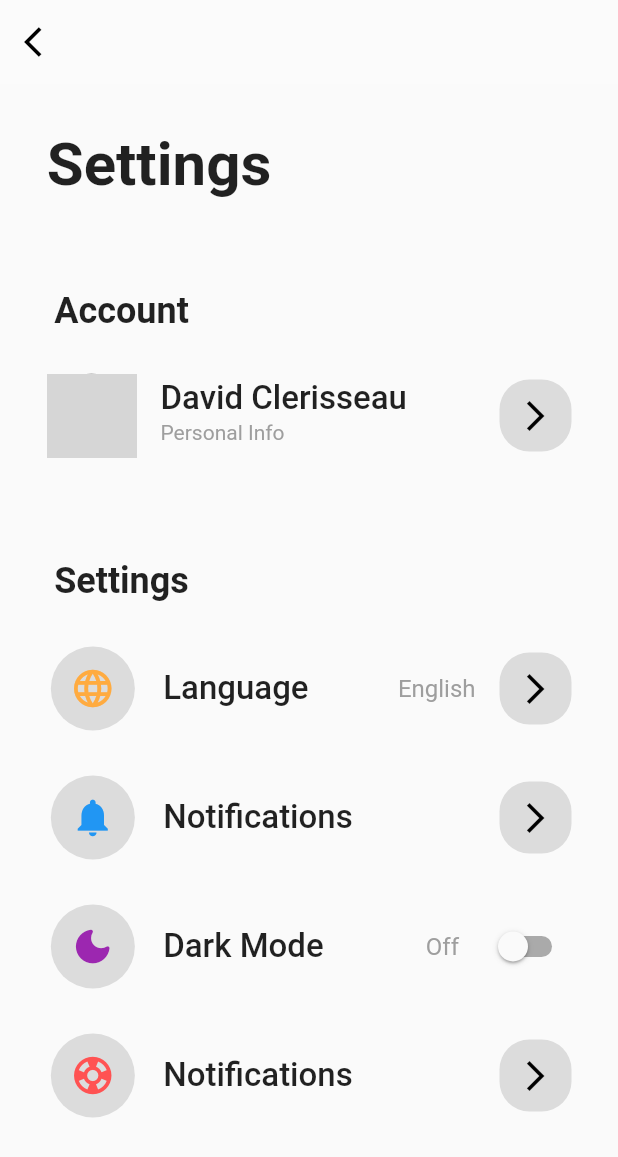
After one commit to winfred56/Flutter, a Flutter app: the SettingsPage screen opened directly, on a phone screen of 412 x 824 dp. The commit adds this screen. Shown: the top 1157 px of the screen. Run offline on Flutter 3.47's test engine with Material 2 defaults, Android fonts, the phone set to English and light mode, and no system bars; our stand-ins replace cloud_firestore, dartz, device_preview, easy_splash_screen, equatable, firebase_auth and 4 more; accounts and stored records are empty; network calls fail; grey boxes are pictures that could not be loaded.

Commit message:
😇 settings_page

```diff
--- a/dribble_design1/lib/pages/account.dart
+++ b/dribble_design1/lib/pages/account.dart
@@ -232,7 +232,7 @@ class _AccountState extends State<Account> {
                     style: ButtonStyle(
                       backgroundColor: MaterialStateProperty.all(Colors.greenAccent,),
                     ),
-                    onPressed: (){},
+                    onPressed: ()=> Navigator.pushNamed(context, '/settings'),
                     child: const Icon(
                       Icons.arrow_forward,
                       color: Colors.black,
--- /dev/null
+++ b/dribble_design1/lib/pages/edit_personal_info_page.dart
@@ -0,0 +1,15 @@
+import 'package:flutter/material.dart';
+
+class EditPersonalInfo extends StatefulWidget {
+  const EditPersonalInfo({Key? key}) : super(key: key);
+
+  @override
+  State<EditPersonalInfo> createState() => _EditPersonalInfoState();
+}
+
+class _EditPersonalInfoState extends State<EditPersonalInfo> {
+  @override
+  Widget build(BuildContext context) {
+    return Container();
+  }
+}
--- /dev/null
+++ b/dribble_design1/lib/pages/settings_page.dart
@@ -0,0 +1,271 @@
+import 'package:flutter/material.dart';
+
+
+class SettingsPage extends StatefulWidget {
+  const SettingsPage({Key? key}) : super(key: key);
+
+  @override
+  State<SettingsPage> createState() => _SettingsPageState();
+}
+
+class _SettingsPageState extends State<SettingsPage> {
+  @override
+  Widget build(BuildContext context) {
+    return Scaffold(
+      appBar: AppBar(
+        backgroundColor: Colors.white24,
+        elevation: 0,
+        leading: IconButton(onPressed: () => Navigator.of(context).pop(),
+          icon: const Icon(
+              Icons.arrow_back_ios,
+            color: Colors.black
+          ),),
+      ),
+      body: SafeArea(
+        minimum: const EdgeInsets.symmetric(horizontal: 15 ),
+        child: SingleChildScrollView(
+          child: Column(
+            children: [
+              /// Settings
+              const Padding(
+                padding: EdgeInsets.only(top: 30, right: 200),
+                child: Text(
+                    "Settings",
+                  style: TextStyle(
+                    fontSize: 40,
+                    fontWeight: FontWeight.w700,
+                  )
+                ),
+              ),
+              const Padding(padding: EdgeInsets.only(top: 30)),
+
+              /// Account Text
+              const Padding(
+                padding: EdgeInsets.only(top: 30, right: 250, bottom: 20),
+                child: Text(
+                    "Account",
+                  style: TextStyle(
+                    fontSize: 24,
+                    fontWeight: FontWeight.w600,
+                  ),
+                ),
+              ),
+
+              ListTile(
+                leading: const CircleAvatar(
+                  backgroundColor: Colors.grey,
+                  backgroundImage: NetworkImage('https://encrypted-tbn0.gstatic.com/images?q=tbn:ANd9GcSrVnja3DFheGQjch5AL1n0Rk8nOFHm6Ny60w&usqp=CAU'),
+                  radius: 30,
+                ),
+                title: const Text(
+                    "David Clerisseau",
+                  style: TextStyle(
+                    fontSize: 22,
+                    fontWeight: FontWeight.w500,
+                  )
+                ),
+                subtitle: const Text(
+                    "Personal Info",
+                  style: TextStyle(
+                    color: Colors.grey,
+                  )
+                ),
+                trailing: Container(
+                  decoration: BoxDecoration(
+                    borderRadius: BorderRadius.circular(20),
+                    color: Colors.black12,
+                  ),
+                  child: IconButton(onPressed: () => Navigator.pushNamed(context, '/edit_personal_info'),
+                      icon: const Icon(
+                        Icons.arrow_forward_ios,
+                        color: Colors.black,
+                      )),
+                ),
+              ),
+
+              const Padding(padding: EdgeInsets.only(top: 30)),
+
+              /// Settings
+              const Padding(
+                padding: EdgeInsets.only(top: 30, right: 250, bottom: 30),
+                child: Text(
+                  "Settings",
+                  style: TextStyle(
+                    fontSize: 24,
+                    fontWeight: FontWeight.w600,
+                  ),
+                ),
+              ),
+
+              /// Language settings
+              ListTile(
+                leading: Container(
+                  height: MediaQuery.of(context).size.height * 0.25,
+                  width: MediaQuery.of(context).size.width * 0.15,
+                  decoration: const BoxDecoration(
+                    shape: BoxShape.circle,
+                    color: Colors.black12,
+                  ),
+                  child: const Icon(
+                      Icons.language,
+                    size: 30,
+                    color: Colors.orangeAccent,
+                  ),
+                ),
+                title: Row(
+                  mainAxisAlignment: MainAxisAlignment.spaceBetween,
+                  children: const [
+                    Text(
+                        "Language",
+                        style: TextStyle(
+                          fontSize: 22,
+                          fontWeight: FontWeight.w500,
+                        )
+                    ),
+                    Text(
+                        "English",
+                        style: TextStyle(
+                          color: Colors.grey,
+                        )
+                    ),
+                  ],
+                ),
+
+                trailing: Container(
+                  decoration: BoxDecoration(
+                    borderRadius: BorderRadius.circular(20),
+                    color: Colors.black12,
+                  ),
+                  child: IconButton(onPressed: (){},
+                      icon: const Icon(
+                        Icons.arrow_forward_ios,
+                        color: Colors.black,
+                      )),
+                ),
+              ),
+              const Padding(padding: EdgeInsets.only(top: 30)),
+
+              /// Notifications
+              ListTile(
+                leading: Container(
+                  height: MediaQuery.of(context).size.height * 0.25,
+                  width: MediaQuery.of(context).size.width * 0.15,
+                  decoration: const BoxDecoration(
+                    shape: BoxShape.circle,
+                    color: Colors.black12,
+                  ),
+                  child: const Icon(
+                    Icons.notifications,
+                    size: 30,
+                    color: Colors.blue,
+                  ),
+                ),
+                title:const Text(
+                    "Notifications",
+                    style: TextStyle(
+                      fontSize: 22,
+                      fontWeight: FontWeight.w500,
+                    )
+                ),
+
+                trailing: Container(
+                  decoration: BoxDecoration(
+                    borderRadius: BorderRadius.circular(20),
+                    color: Colors.black12,
+                  ),
+                  child: IconButton(onPressed: (){},
+                      icon: const Icon(
+                        Icons.arrow_forward_ios,
+                        color: Colors.black,
+                      )),
+                ),
+              ),
+              const Padding(padding: EdgeInsets.only(top: 30)),
+
+              /// Dark Mode
+              ListTile(
+                leading: Container(
+                  height: MediaQuery.of(context).size.height * 0.25,
+                  width: MediaQuery.of(context).size.width * 0.15,
+                  decoration: const BoxDecoration(
+                    shape: BoxShape.circle,
+                    color: Colors.black12,
+                  ),
+                  child: const Icon(
+                    Icons.dark_mode_rounded,
+                    size: 30,
+                    color: Colors.purple,
+                  ),
+                ),
+                title: Row(
+                  mainAxisAlignment: MainAxisAlignment.spaceBetween,
+                  children: const [
+                    Text(
+                        "Dark Mode",
+                        style: TextStyle(
+                          fontSize: 22,
+                          fontWeight: FontWeight.w500,
+                        )
+                    ),
+                    Text(
+                        "Off",
+                        style: TextStyle(
+                          color: Colors.grey,
+                        )
+                    ),
+                  ],
+                ),
+
+                trailing: Switch(
+                  value: false,
+                  onChanged: (bool value) {  },)
+              ),
+              const Padding(padding: EdgeInsets.only(top: 30)),
+
+              /// Help
+              ListTile(
+                leading: Container(
+                  height: MediaQuery.of(context).size.height * 0.25,
+                  width: MediaQuery.of(context).size.width * 0.15,
+                  decoration: const BoxDecoration(
+                    shape: BoxShape.circle,
+                    color: Colors.black12,
+                  ),
+                  child: const Icon(
+                    Icons.support,
+                    size: 30,
+                    color: Colors.redAccent,
+                  ),
+                ),
+                title:const Text(
+                    "Notifications",
+                    style: TextStyle(
+                      fontSize: 22,
+                      fontWeight: FontWeight.w500,
+                    )
+                ),
+
+                trailing: Container(
+                  decoration: BoxDecoration(
+                    borderRadius: BorderRadius.circular(20),
+                    color: Colors.black12,
+                  ),
+                  child: IconButton(onPressed: (){},
+                      icon: const Icon(
+                        Icons.arrow_forward_ios,
+                        color: Colors.black,
+                      )),
+                ),
+              ),
+
+
+
+
+            ],
+          ),
+        ),
+      )
+
+    );
+  }
+}
```
